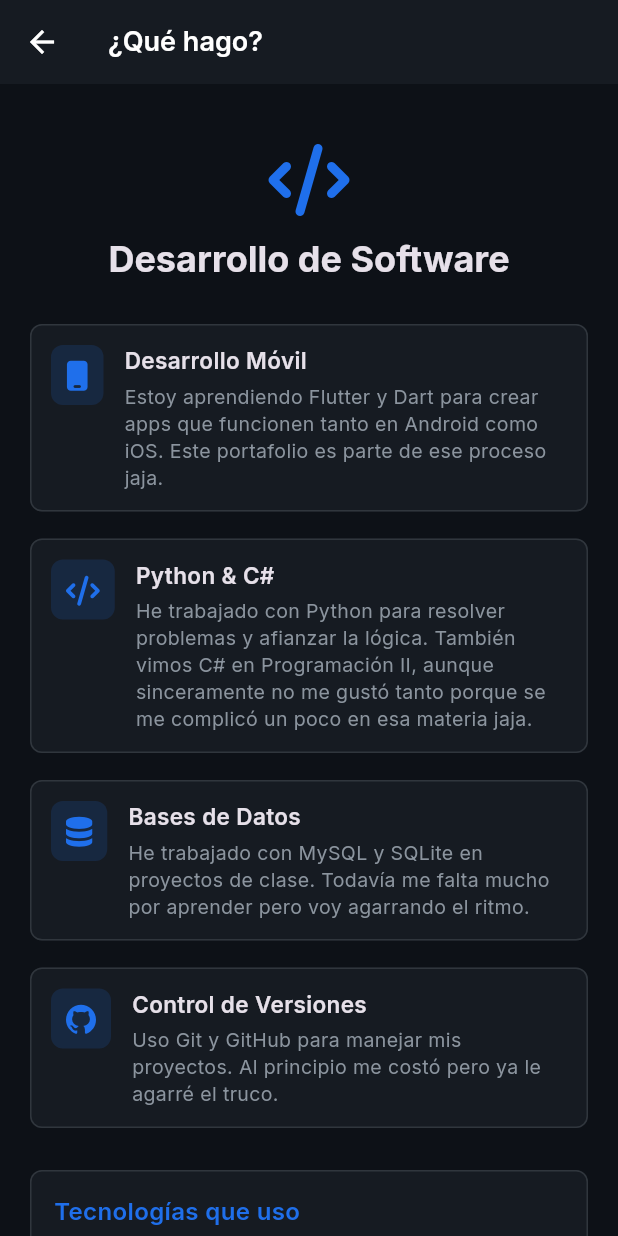
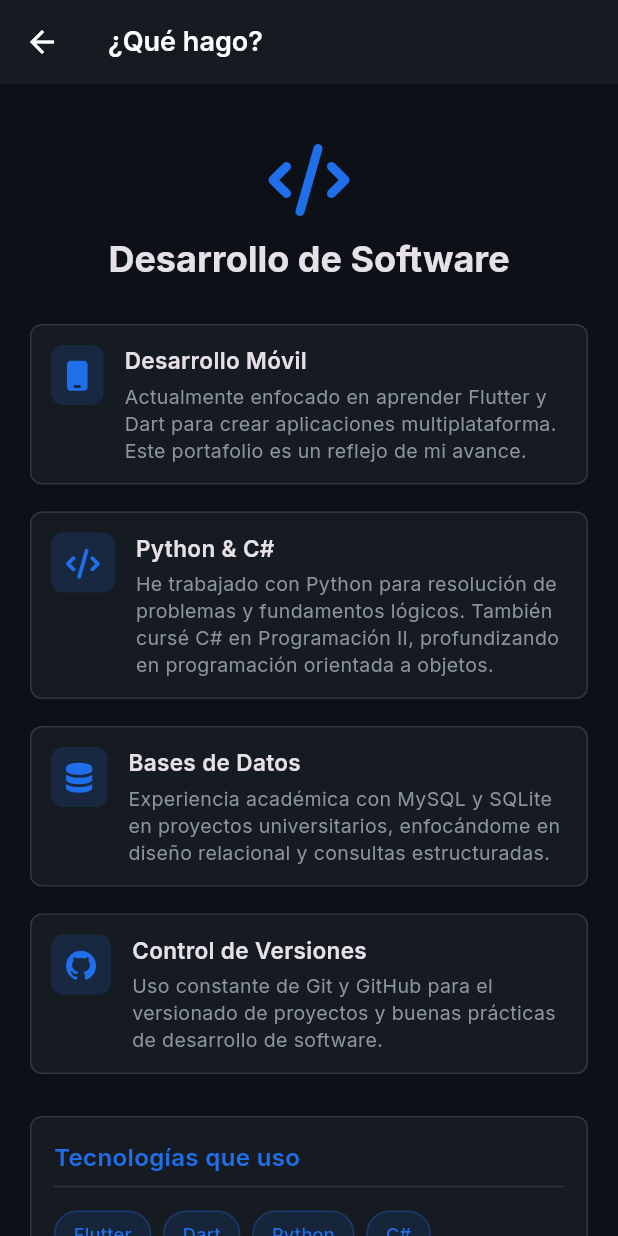
Before and after one commit to Abduljokh2211/mi-portafolio, a Flutter app: the WorkScreen screen opened by its route, on a phone screen of 412 x 824 dp. Run offline on Flutter 3.47's test engine with Material 3 defaults, Android fonts, the phone set to English and light mode, and no system bars; our stand-ins replace font_awesome_flutter, google_fonts.

Commit message:
update: redaccion profesional y eliminacion de expresiones informales

```diff
--- a/lib/screens/hobbies_screen.dart
+++ b/lib/screens/hobbies_screen.dart
@@ -32,9 +32,9 @@ class HobbiesScreen extends StatelessWidget {
             emoji: '🎮',
             titulo: 'Videojuegos',
             subtitulo: 'CS2 · Fortnite · GTA',
-            desc: 'Me gusta bastante jugar al Counter-Strike 2 (CS2) y al Fortnite. '
-                'También disfruto mucho de juegos como el GTA '
-                '(por ahora me pierdo el GTA 6 mientras sale para PC jaja).',
+            desc: 'Disfruto jugar al Counter-Strike 2 (CS2) y a Fortnite. '
+                'También sigo de cerca sagas de mundo abierto como Grand Theft Auto '
+                '(a la espera del lanzamiento oficial de GTA 6 en PC).',
           ),
 
           const SizedBox(height: 12),
--- a/lib/screens/work_screen.dart
+++ b/lib/screens/work_screen.dart
@@ -40,9 +40,8 @@ class WorkScreen extends StatelessWidget {
           _skillCard(
             icon: FontAwesomeIcons.mobile,
             titulo: 'Desarrollo Móvil',
-            descripcion: 'Estoy aprendiendo Flutter y Dart para crear apps '
-                'que funcionen tanto en Android como iOS. Este portafolio '
-                'es parte de ese proceso jaja.',
+            descripcion: 'Actualmente enfocado en aprender Flutter y Dart para crear '
+                'aplicaciones multiplataforma. Este portafolio es un reflejo de mi avance.',
           ),
 
           const SizedBox(height: 10),
@@ -50,9 +49,8 @@ class WorkScreen extends StatelessWidget {
           _skillCard(
             icon: FontAwesomeIcons.code,
             titulo: 'Python & C#',
-            descripcion: 'He trabajado con Python para resolver problemas y afianzar '
-                'la lógica. También vimos C# en Programación II, aunque sinceramente no '
-                'me gustó tanto porque se me complicó un poco en esa materia jaja.',
+            descripcion: 'He trabajado con Python para resolución de problemas y fundamentos lógicos. '
+                'También cursé C# en Programación II, profundizando en programación orientada a objetos.',
           ),
 
           const SizedBox(height: 10),
@@ -60,8 +58,8 @@ class WorkScreen extends StatelessWidget {
           _skillCard(
             icon: FontAwesomeIcons.database,
             titulo: 'Bases de Datos',
-            descripcion: 'He trabajado con MySQL y SQLite en proyectos de clase. '
-                'Todavía me falta mucho por aprender pero voy agarrando el ritmo.',
+            descripcion: 'Experiencia académica con MySQL y SQLite en proyectos universitarios, '
+                'enfocándome en diseño relacional y consultas estructuradas.',
           ),
 
           const SizedBox(height: 10),
@@ -69,8 +67,8 @@ class WorkScreen extends StatelessWidget {
           _skillCard(
             icon: FontAwesomeIcons.github,
             titulo: 'Control de Versiones',
-            descripcion: 'Uso Git y GitHub para manejar mis proyectos. '
-                'Al principio me costó pero ya le agarré el truco.',
+            descripcion: 'Uso constante de Git y GitHub para el versionado de proyectos '
+                'y buenas prácticas de desarrollo de software.',
           ),
 
           const SizedBox(height: 20),
```
